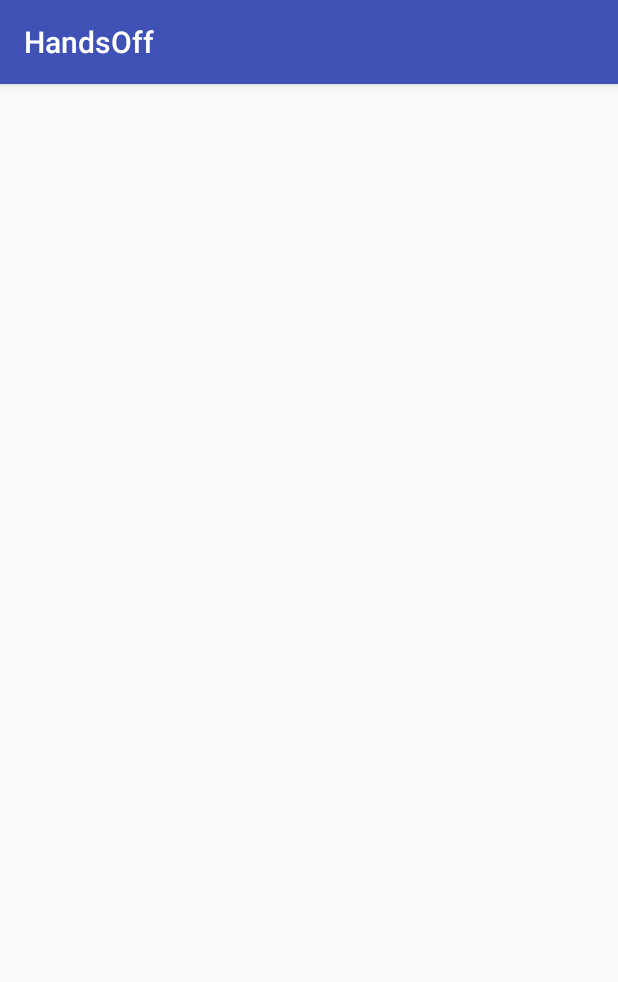
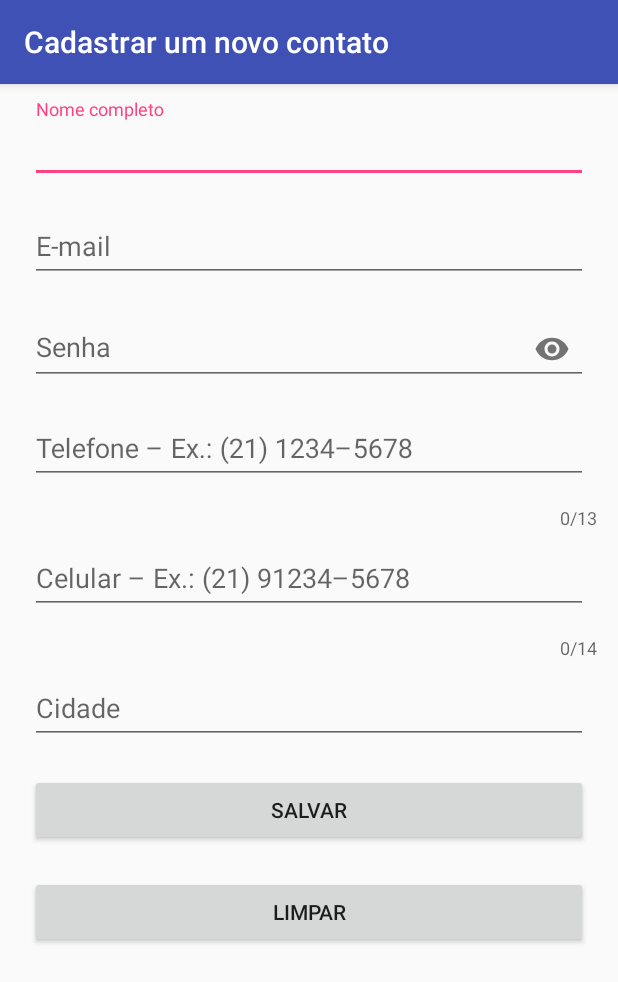
Before and after one commit to aLexandreM1/HandsOff, an Android app: the screen it shows after launch (MainActivity before the commit, RegisterActivity after it), on a phone screen of 412 x 824 dp. Shown: the top 982 px of the screen. Run offline under Robolectric (Android 15) with nearby library versions, the light colour scheme and no system bars; our stand-ins replace Firebase (no records; nobody signed in at launch, a user with empty details on screens opened directly).

Commit message:
Dominio criado, Activity de registro, Firebase Database e Auth criado e funcionando, Mask para EditText e estrutura criados.

```diff
--- /dev/null
+++ b/app/src/main/java/handsoff/handsoff/DAO/ConfiguracaoFirebase.java
@@ -0,0 +1,26 @@
+package handsoff.handsoff.DAO;
+
+import com.google.firebase.auth.FirebaseAuth;
+import com.google.firebase.database.DatabaseReference;
+import com.google.firebase.database.FirebaseDatabase;
+
+public class ConfiguracaoFirebase {
+
+    private static DatabaseReference referenceFirebase;
+    private static FirebaseAuth firebaseAuth;
+
+    public static DatabaseReference getFirebase(){
+        if (referenceFirebase == null){
+            referenceFirebase = FirebaseDatabase.getInstance().getReference();
+        }
+        return referenceFirebase;
+    }
+
+    public static FirebaseAuth getFirebaseAuth(){
+        if (firebaseAuth == null){
+            firebaseAuth = FirebaseAuth.getInstance();
+        }
+        return firebaseAuth;
+    }
+
+}
--- /dev/null
+++ b/app/src/main/java/handsoff/handsoff/activity/RegisterActivity.java
@@ -0,0 +1,213 @@
+package handsoff.handsoff.activity;
+
+import android.annotation.SuppressLint;
+import android.content.Intent;
+import android.os.Bundle;
+import android.support.annotation.NonNull;
+import android.support.design.widget.TextInputLayout;
+import android.support.v7.app.AppCompatActivity;
+import android.text.TextUtils;
+import android.text.style.LeadingMarginSpan;
+import android.util.Log;
+import android.util.Patterns;
+import android.view.View;
+import android.widget.ArrayAdapter;
+import android.widget.AutoCompleteTextView;
+import android.widget.EditText;
+import android.widget.Toast;
+
+import com.google.android.gms.tasks.OnCompleteListener;
+import com.google.android.gms.tasks.Task;
+import com.google.firebase.auth.AuthResult;
+import com.google.firebase.auth.FirebaseAuth;
+import com.google.firebase.auth.FirebaseAuthUserCollisionException;
+import com.google.firebase.auth.FirebaseAuthWeakPasswordException;
+import com.google.firebase.database.DataSnapshot;
+import com.google.firebase.database.DatabaseError;
+import com.google.firebase.database.DatabaseReference;
+import com.google.firebase.database.FirebaseDatabase;
+import com.google.firebase.database.ValueEventListener;
+
+import handsoff.handsoff.DAO.ConfiguracaoFirebase;
+import handsoff.handsoff.R;
+import handsoff.handsoff.domain.Usuario;
+import handsoff.handsoff.util.MaskEditUtil;
+
+public class RegisterActivity extends AppCompatActivity {
+
+    private EditText edtNome, edtEmail, edtSenha, edtTelefone, edtCelular, edtCidade;
+    private static final String TAG = "";
+    private Usuario usuario = new Usuario();
+    private DatabaseReference reference;
+    private FirebaseAuth auth;
+    boolean flag = false;
+    boolean flagSnapshot = false;
+    TextInputLayout textInputLayout;
+
+    @SuppressLint("CutPasteId")
+    @Override
+    protected void onCreate(Bundle savedInstanceState) {
+        super.onCreate(savedInstanceState);
+        setContentView(R.layout.activity_register);
+
+        getSupportActionBar().setTitle("Cadastrar um novo contato");
+
+        edtNome = findViewById(R.id.edtName);
+        edtSenha = findViewById(R.id.edtPassword);
+        edtEmail = findViewById(R.id.edtEmail);
+        edtTelefone = findViewById(R.id.edtPhone);
+        edtTelefone.addTextChangedListener(MaskEditUtil.mask(edtTelefone, MaskEditUtil.FORMAT_PHONE));
+        edtCelular = findViewById(R.id.edtCellPhone);
+        edtCelular.addTextChangedListener(MaskEditUtil.mask(edtCelular, MaskEditUtil.FORMAT_CELLPHONE));
+        edtCidade = findViewById(R.id.edtCity);
+
+        textInputLayout = findViewById(R.id.txtInputLayoutPassword);
+
+        textInputLayout.setPasswordVisibilityToggleEnabled(true);
+
+        AutoCompleteTextView completeTextView = (AutoCompleteTextView) findViewById(R.id.edtCity);
+        String[] states = getResources().getStringArray(R.array.states_array);
+
+        ArrayAdapter<String> arrayAdapter = new ArrayAdapter<String>(this, android.R.layout.simple_dropdown_item_1line, states);
+        completeTextView.setAdapter(arrayAdapter);
+
+        auth = ConfiguracaoFirebase.getFirebaseAuth();
+
+        reference = FirebaseDatabase.getInstance().getReference("usuarios");
+        reference.addValueEventListener(new ValueEventListener() {
+            @Override
+            public void onDataChange(DataSnapshot snapshot) {
+                boolean exist = snapshot.hasChildren();
+                //Verifica se existe usuário no database
+                flagSnapshot = !exist;
+            }
+
+            @Override
+            public void onCancelled(DatabaseError error) {
+                Toast.makeText(RegisterActivity.this, "Erro de conexão com o banco de dados, tente cadastrar novamente por favor.", Toast.LENGTH_LONG).show();
+                Log.v(TAG,"Erro: " + error);
+            }
+        });
+
+    }
+
+    public void clearForm(View view) {
+        edtNome.getText().clear();
+        edtSenha.getText().clear();
+        edtEmail.getText().clear();
+        edtTelefone.getText().clear();
+        edtCelular.getText().clear();
+        edtCidade.getText().clear();
+
+        edtNome.requestFocus();
+    }
+
+    //Validação exclusiva para e-mail
+    private boolean isEmail(EditText text) {
+        CharSequence chrEmail = text.getText().toString();
+        return (!TextUtils.isEmpty(chrEmail) && Patterns.EMAIL_ADDRESS.matcher(chrEmail).matches());
+    }
+
+    private void validateForm() {
+
+        flag = false;
+
+        if (edtNome.getText().toString().isEmpty()) {
+            edtNome.setError("O campo nome não pode ficar em branco.");
+            flag = true;
+        }
+        if (edtSenha.getText().toString().isEmpty()) {
+            textInputLayout.setPasswordVisibilityToggleEnabled(false);
+            edtSenha.setError("O campo senha não pode ficar em branco.");
+            flag = true;
+        }
+        if (!isEmail(edtEmail)) {
+            edtEmail.setError("Insira um e-mail válido. (XXX@XXXX.com");
+            flag = true;
+        }
+        if (edtTelefone.getText().toString().isEmpty()) {
+            edtTelefone.setError("O campo telefone não pode ficar em branco.");
+            flag = true;
+        }
+        if (edtCelular.getText().toString().isEmpty()) {
+            edtCelular.setError("O campo celular não pode ficar em branco.");
+            flag = true;
+        }
+        if (edtCidade.getText().toString().isEmpty()) {
+            edtCidade.setError("O campo cidade não pode ficar em branco");
+            flag = true;
+        }
+    }
+
+    public void saveContact(View view) {
+        validateForm();
+
+        if (!flag) {
+            usuario.setNome(edtNome.getText().toString());
+            usuario.setSenha(edtSenha.getText().toString());
+            usuario.setEmail(edtEmail.getText().toString());
+            usuario.setTelefone(edtTelefone.getText().toString());
+            usuario.setCelular(edtCelular.getText().toString());
+            usuario.setCidade(edtCidade.getText().toString());
+
+            //Manter os dados sincronizados com o Firebase Realtime.
+            reference = FirebaseDatabase.getInstance().getReference("usuarios");
+            reference.keepSynced(true);
+
+            auth.createUserWithEmailAndPassword(usuario.getEmail(), usuario.getSenha())
+                    .addOnCompleteListener(RegisterActivity.this, new OnCompleteListener<AuthResult>() {
+                        @Override
+                        public void onComplete(Task<AuthResult> task) {
+                            if (task.isSuccessful()) {
+                                insertingContact(usuario);
+
+                                Toast.makeText(RegisterActivity.this, "Usuário cadastrado com sucesso.", Toast.LENGTH_LONG).show();
+
+                                //Depois que salva o usuário vai para a tela de login.
+                                /*Intent toLogin = new Intent(RegisterActivity.this, MainActivity.class);
+                                startActivity(toLogin);
+                                finish();*/
+                            } else {
+
+                                String erroExecucao = "";
+
+                                try {
+                                    throw task.getException();
+                                } catch (FirebaseAuthWeakPasswordException e) {
+                                    erroExecucao = "Digite uma senha mais forte, contendo no mínimo 8 caracteres e que contenha letras e números";
+                                    Log.v(TAG, e.toString());
+                                } catch (FirebaseAuthUserCollisionException e) {
+                                    erroExecucao = "Esse e-mail já está cadastrado!";
+                                    Log.v(TAG, e.toString());
+                                } catch (Exception e) {
+                                    erroExecucao = "Erro ao caddastrar um novo usuário";
+                                    Log.v(TAG, e.toString());
+                                }
+
+                                Toast.makeText(RegisterActivity.this, erroExecucao, Toast.LENGTH_LONG).show();
+                            }
+                        }
+                    });
+
+            clearForm(view);
+            edtNome.requestFocus();
+        }
+
+    }
+
+    private boolean insertingContact(Usuario usuario) {
+        try {
+            //Referencia um filho no database.
+            reference = ConfiguracaoFirebase.getFirebase().child("usuarios");
+
+            //Insere no firebase (o push() cria uma chave única, um Id para o registro).
+            reference.push().setValue(usuario);
+            Toast.makeText(this, "Usuário cadastrado com sucesso.", Toast.LENGTH_LONG).show();
+            return true;
+        } catch (Exception e) {
+            Toast.makeText(this, "Erro ao cadastrar usuário! Tente novamente por favor.", Toast.LENGTH_LONG).show();
+            Log.v(TAG, "ERRO: " + e);
+            return false;
+        }
+    }
+}
--- /dev/null
+++ b/app/src/main/res/layout/activity_register.xml
@@ -0,0 +1,128 @@
+<?xml version="1.0" encoding="utf-8"?>
+<ScrollView
+    xmlns:android="http://schemas.android.com/apk/res/android"
+    xmlns:tools="http://schemas.android.com/tools"
+    xmlns:app="http://schemas.android.com/apk/res-auto"
+    android:layout_width="match_parent"
+    android:layout_height="match_parent"
+    android:orientation="vertical"
+    tools:context=".activity.RegisterActivity">
+
+    <LinearLayout
+        android:layout_width="match_parent"
+        android:layout_height="wrap_content"
+        android:layout_margin="10dp"
+        android:orientation="vertical">
+
+        <android.support.design.widget.TextInputLayout
+            android:layout_width="match_parent"
+            android:layout_height="wrap_content">
+            <EditText
+                android:id="@+id/edtName"
+                android:layout_width="match_parent"
+                android:layout_height="wrap_content"
+                android:layout_margin="10dp"
+                android:hint="@string/nome_completo"
+                android:textColorHighlight = "#536DFE"
+                android:inputType="textPersonName" />
+        </android.support.design.widget.TextInputLayout>
+
+        <android.support.design.widget.TextInputLayout
+            android:layout_width="match_parent"
+            android:layout_height="wrap_content">
+
+            <EditText
+                android:id="@+id/edtEmail"
+                android:layout_width="match_parent"
+                android:layout_height="wrap_content"
+                android:layout_margin="10dp"
+                android:hint="@string/email"
+                android:textColorHighlight = "#536DFE"
+                android:inputType="textEmailAddress" />
+        </android.support.design.widget.TextInputLayout>
+
+        <android.support.design.widget.TextInputLayout
+            android:id="@+id/txtInputLayoutPassword"
+            android:layout_width="match_parent"
+            android:layout_height="wrap_content"
+            app:passwordToggleEnabled="true">
+
+            <EditText
+                android:id="@+id/edtPassword"
+                android:layout_width="match_parent"
+                android:layout_height="wrap_content"
+                android:layout_margin="10dp"
+                android:hint="@string/senha"
+                android:textColorHighlight = "#536DFE"
+                android:inputType="textPassword" />
+        </android.support.design.widget.TextInputLayout>
+
+        <android.support.design.widget.TextInputLayout
+            android:layout_width="match_parent"
+            android:layout_height="wrap_content"
+            app:counterEnabled="true"
+            app:counterMaxLength="13">
+
+            <EditText
+                android:id="@+id/edtPhone"
+                android:layout_width="match_parent"
+                android:layout_height="wrap_content"
+                android:layout_margin="10dp"
+                android:hint="@string/telefone"
+                android:textColorHighlight = "#536DFE"
+                android:inputType="phone"
+                android:maxLength="13"/>
+        </android.support.design.widget.TextInputLayout>
+
+        <android.support.design.widget.TextInputLayout
+            android:layout_width="match_parent"
+            android:layout_height="wrap_content"
+            app:counterEnabled="true"
+            app:counterMaxLength="14">
+
+            <EditText
+                android:id="@+id/edtCellPhone"
+                android:layout_width="match_parent"
+                android:layout_height="wrap_content"
+                android:layout_margin="10dp"
+                android:hint="@string/celular"
+                android:textColorHighlight = "#536DFE"
+                android:inputType="phone"
+                android:maxLength="14"/>
+        </android.support.design.widget.TextInputLayout>
+
+        <android.support.design.widget.TextInputLayout
+            android:layout_width="match_parent"
+            android:layout_height="wrap_content">
+
+            <AutoCompleteTextView
+                android:id="@+id/edtCity"
+                android:layout_width="match_parent"
+                android:layout_height="wrap_content"
+                android:layout_margin="10dp"
+                android:hint="@string/cidade"
+                android:textColorHighlight = "#536DFE"
+                android:inputType="text"
+                tools:ignore="LabelFor" />
+        </android.support.design.widget.TextInputLayout>
+
+
+        <Button
+            android:id="@+id/btnSave"
+            android:layout_width="match_parent"
+            android:layout_height="wrap_content"
+            android:layout_margin="10dp"
+            android:onClick="saveContact"
+            android:text="@string/salvar" />
+
+        <Button
+            android:id="@+id/btnClear"
+            android:layout_width="match_parent"
+            android:layout_height="wrap_content"
+            android:layout_margin="10dp"
+            android:onClick="clearForm"
+            android:text="@string/limpar" />
+
+    </LinearLayout>
+
+</ScrollView>
--- a/app/src/main/res/values/strings.xml
+++ b/app/src/main/res/values/strings.xml
@@ -1,3 +1,43 @@
 <resources>
-    <string name="app_name">HandsOff</string>
+<string name="app_name">HandsOff</string>
+<string name="nome_completo">Nome completo</string>
+<string name="email">E-mail</string>
+<string name="senha">Senha</string>
+<string name="cpf">CPF</string>
+<string name="telefone">Telefone – Ex.: (21) 1234–5678</string>
+<string name="celular">Celular – Ex.: (21) 91234–5678</string>
+<string name="cidade">Cidade</string>
+<string name="salvar">SALVAR</string>
+<string name="limpar">LIMPAR</string>
+<string name="visualizar_contatos">VISUALIZAR CONTATOS</string>
+<string name="momento">Momento do cadastro</string>
+
+<string-array name="states_array">
+    <item>Rio de Janeiro</item>
+    <item>São Paulo</item>
+    <item>Minas Gerais</item>
+    <item>Bahia</item>
+    <item>Rio Grande do Sul</item>
+    <item>Paraná</item>
+    <item>Pernambuco</item>
+    <item>Ceará</item>
+    <item>Acre</item>
+    <item>Amazonas</item>
+    <item>Roraima</item>
+    <item>Rondônia</item>
+    <item>Amapá</item>
+    <item>Pará</item>
+    <item>Maranhão</item>
+    <item>Espírito Santo</item>
+    <item>Santa Catarina</item>
+    <item>Piauí</item>
+    <item>Paraíba</item>
+    <item>Rio Grande do Norte</item>
+    <item>Alagoas</item>
+    <item>Sergipe</item>
+    <item>Tocantins</item>
+    <item>Goiás</item>
+    <item>Mato Grosso</item>
+    <item>Distrito Federal</item>
+</string-array>
 </resources>
--- a/build.gradle
+++ b/build.gradle
@@ -8,6 +8,7 @@ buildscript {
     }
     dependencies {
         classpath 'com.android.tools.build:gradle:3.1.4'
+        classpath 'com.google.gms:google-services:4.0.1'
 
 
         // NOTE: Do not place your application dependencies here; they belong
```
Also changed, not shown: app/build.gradle (+14 -0 lines), app/src/main/AndroidManifest.xml (+19 -23 lines), app/src/main/java/handsoff/handsoff/domain/Usuario.java (added, +93 -0 lines), app/src/main/java/handsoff/handsoff/util/MaskEditUtil.java (added, +59 -0 lines), 2 other files.
